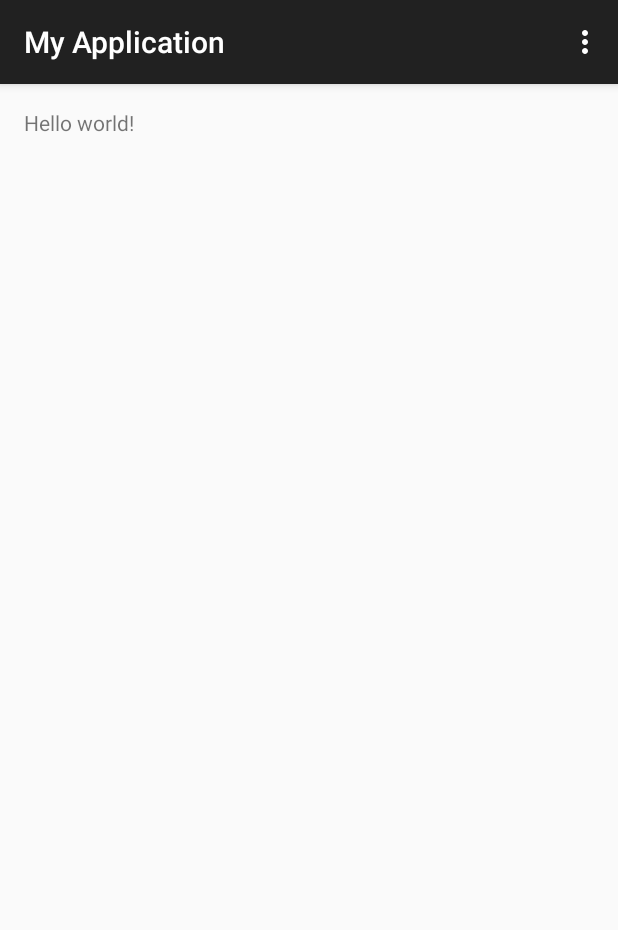
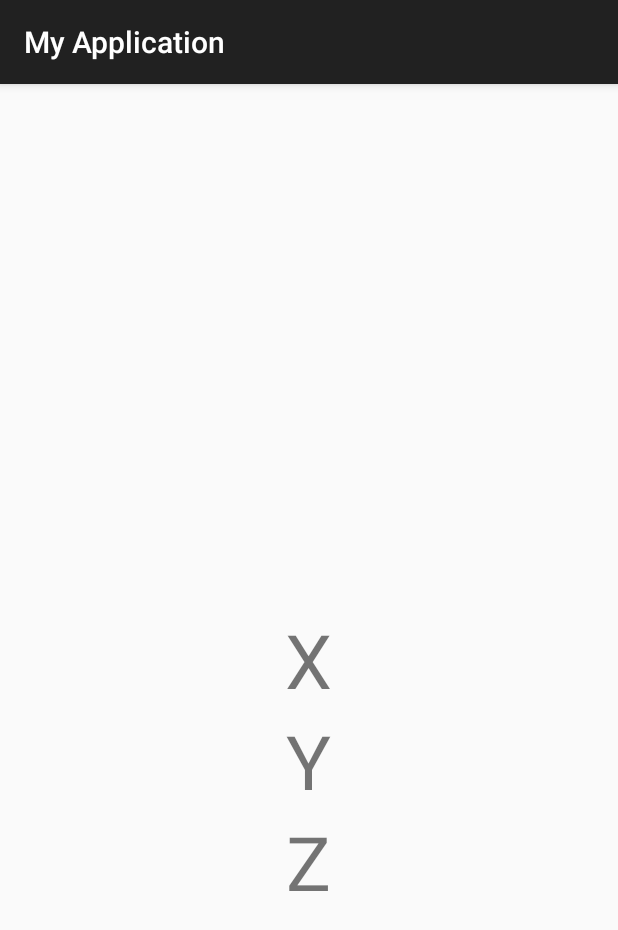
Before and after one commit to tranfong1991/AirPen, an Android app: the screen it shows after launch (MainActivity), on a phone screen of 412 x 824 dp. Shown: the top 930 px of the screen. Run offline under Robolectric (Android 15) with nearby library versions, the phone set to English and light mode, and no system bars.

```diff
--- a/AirPenAndroid/app/src/main/AndroidManifest.xml
+++ b/AirPenAndroid/app/src/main/AndroidManifest.xml
@@ -1,7 +1,7 @@
 <?xml version="1.0" encoding="utf-8"?>
 <manifest xmlns:android="http://schemas.android.com/apk/res/android"
     package="com.example.rafa.myapplication" >
-
+    <uses-permission android:name="android.permission.VIBRATE"></uses-permission>
     <application
         android:allowBackup="true"
         android:icon="@drawable/ic_launcher"
--- a/AirPenAndroid/app/src/main/java/com/example/rafa/myapplication/MainActivity.java
+++ b/AirPenAndroid/app/src/main/java/com/example/rafa/myapplication/MainActivity.java
@@ -1,39 +1,85 @@
 package com.example.rafa.myapplication;
 
+import android.content.Context;
+import android.hardware.Sensor;
+import android.hardware.SensorEvent;
+import android.hardware.SensorEventListener;
+import android.hardware.SensorManager;
+import android.os.Vibrator;
 import android.support.v7.app.ActionBarActivity;
 import android.os.Bundle;
 import android.view.Menu;
 import android.view.MenuItem;
+import android.widget.TextView;
+import android.widget.Toast;
 
 
-public class MainActivity extends ActionBarActivity {
+public class MainActivity extends ActionBarActivity implements SensorEventListener{
 
+    private SensorManager mSensorManager;
+    private Sensor mSenAccelerometer;
+    private Vibrator v;
     @Override
     protected void onCreate(Bundle savedInstanceState) {
         super.onCreate(savedInstanceState);
         setContentView(R.layout.activity_main);
+
+        mSensorManager = (SensorManager) getSystemService(Context.SENSOR_SERVICE);
+        mSenAccelerometer = mSensorManager.getDefaultSensor(Sensor.TYPE_ACCELEROMETER);
+        mSensorManager.registerListener(this, mSenAccelerometer , SensorManager.SENSOR_DELAY_FASTEST);
+        mSenAccelerometer = mSensorManager .getDefaultSensor(Sensor.TYPE_ACCELEROMETER);
+
     }
 
 
     @Override
-    public boolean onCreateOptionsMenu(Menu menu) {
-        // Inflate the menu; this adds items to the action bar if it is present.
-        getMenuInflater().inflate(R.menu.menu_main, menu);
-        return true;
+    protected void onPause(){
+        super.onPause();
+        mSensorManager.unregisterListener(this);
     }
 
     @Override
-    public boolean onOptionsItemSelected(MenuItem item) {
-        // Handle action bar item clicks here. The action bar will
-        // automatically handle clicks on the Home/Up button, so long
-        // as you specify a parent activity in AndroidManifest.xml.
-        int id = item.getItemId();
+    protected void onResume(){
+        super.onResume();
+        mSensorManager.registerListener(this, mSenAccelerometer, mSensorManager.SENSOR_DELAY_FASTEST);
+    }
 
-        //noinspection SimplifiableIfStatement
-        if (id == R.id.action_settings) {
-            return true;
+
+    @Override
+    public void onSensorChanged(SensorEvent event) {
+        Sensor mySensor = event.sensor;
+
+        if (mySensor.getType() == Sensor.TYPE_ACCELEROMETER){
+
+            float x = event.values[0];
+            float y = event.values[1];
+            float z = event.values[2];
+
+            float lastX = x;
+            float lastY = y;
+            float lastZ = z;
+
+            TextView xCoord = (TextView) findViewById(R.id.x_axis);
+            TextView yCoord = (TextView) findViewById(R.id.y_axis);
+            TextView zCoord = (TextView) findViewById(R.id.z_axis);
+
+            float deltaX = lastX - x;
+            float deltaY = lastY - y;
+            float deltaZ = lastZ - z;
+
+
+            xCoord.setText(Double.toString(Math.round(x)*100/100.0));
+            yCoord.setText(Double.toString(Math.round(y)*100/100.0));
+            zCoord.setText(Double.toString(Math.round(z)*100/100.0));
+
+
+
+
         }
+    }
 
-        return super.onOptionsItemSelected(item);
+    @Override
+    public void onAccuracyChanged(Sensor sensor, int accuracy) {
+
     }
 }
--- a/AirPenAndroid/app/src/main/res/layout/activity_main.xml
+++ b/AirPenAndroid/app/src/main/res/layout/activity_main.xml
@@ -5,7 +5,39 @@
     android:paddingTop="@dimen/activity_vertical_margin"
     android:paddingBottom="@dimen/activity_vertical_margin" tools:context=".MainActivity">
 
-    <TextView android:text="@string/hello_world" android:layout_width="wrap_content"
-        android:layout_height="wrap_content" />
+
+        <TextView
+            android:id="@+id/x_axis"
+            android:layout_width="wrap_content"
+            android:layout_height="wrap_content"
+            android:textSize="50sp"
+            android:layout_centerHorizontal="true"
+            android:layout_centerVertical="true"
+            android:text="X"
+            />
+
+        <TextView
+            android:id="@+id/y_axis"
+            android:layout_width="wrap_content"
+            android:layout_height="wrap_content"
+            android:textSize="50sp"
+            android:text="Y"
+            android:layout_below="@+id/x_axis"
+            android:layout_centerHorizontal="true"
+            android:layout_centerVertical="true"
+
+
+            />
+
+        <TextView
+            android:id="@+id/z_axis"
+            android:layout_width="wrap_content"
+            android:layout_height="wrap_content"
+            android:textSize="50sp"
+            android:text="Z"
+            android:layout_below="@+id/y_axis"
+            android:layout_centerHorizontal="true"
+            android:layout_centerVertical="true"/>
+
 
 </RelativeLayout>
```
Also changed, not shown: 1 other file.
